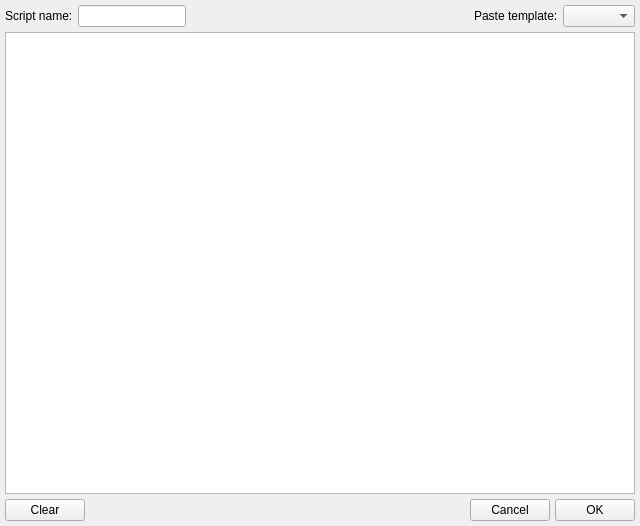
Before: the Qt Designer form src/scripts/scripteditor.ui in agafon0ff/ConnectionTester, drawn with Qt 5.
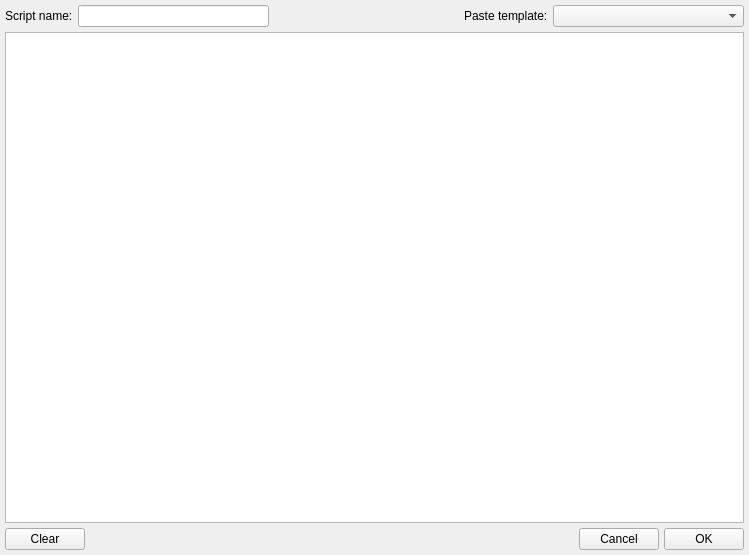
After: the same form once the commit is applied. Icons and pictures are not drawn.

What changed in the file:
```diff
--- a/src/scripts/scripteditor.ui
+++ b/src/scripts/scripteditor.ui
@@ -6,8 +6,8 @@
    <rect>
     <x>0</x>
     <y>0</y>
-    <width>640</width>
-    <height>526</height>
+    <width>749</width>
+    <height>555</height>
    </rect>
   </property>
   <property name="windowTitle">
@@ -30,7 +30,7 @@
     <number>5</number>
    </property>
    <item>
-    <layout class="QHBoxLayout" name="horizontalLayout_2" stretch="0,0,1,0,0">
+    <layout class="QHBoxLayout" name="horizontalLayout_2" stretch="0,1,1,0,1">
      <item>
       <widget class="QLabel" name="labelScriptName">
        <property name="text">
```
